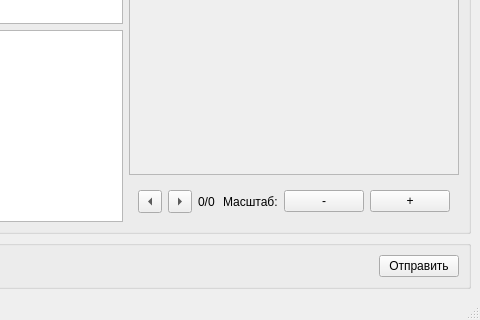
First picture: the form in desktop_app/src/ui/skyblockseditor.ui, repository ApTyp5/skyBlocks, before the edit; both pictures show x 318 to 798 and y 455 to 775 of the 798 by 775 pixel window.
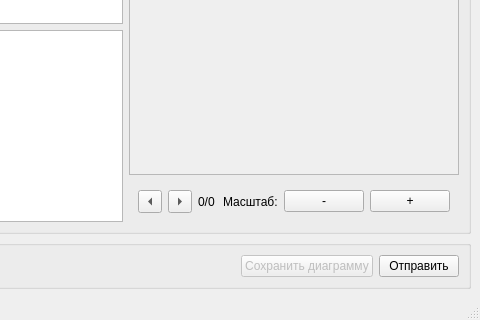
Second picture: the form after the edit.

Commit message: Add save diagram function

What changed in the file:
```diff
--- a/desktop_app/src/ui/skyblockseditor.ui
+++ b/desktop_app/src/ui/skyblockseditor.ui
@@ -251,6 +251,16 @@
          </property>
         </spacer>
        </item>
+       <item>
+        <widget class="QPushButton" name="saveDiagramButton">
+         <property name="enabled">
+          <bool>false</bool>
+         </property>
+         <property name="text">
+          <string>Сохранить диаграмму</string>
+         </property>
+        </widget>
+       </item>
        <item>
         <widget class="QPushButton" name="sendCodeButton">
          <property name="text">
```
The commit also changes 2 other files.
